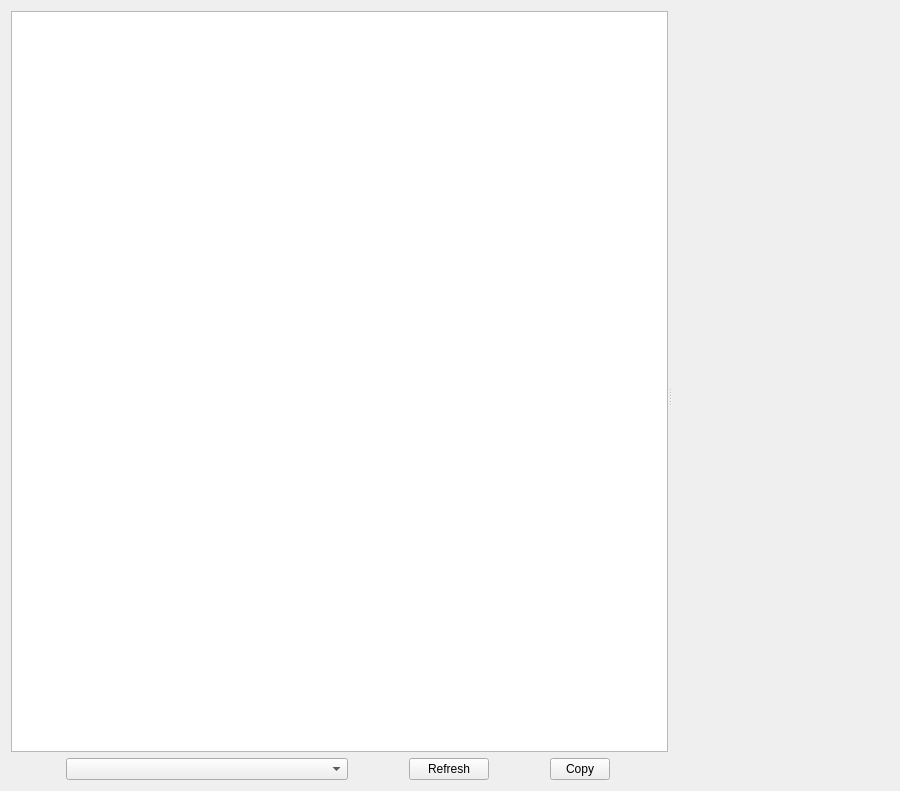
Qt form nplab/ui/hdf5_browser.ui (nanophotonics/nplab) before a commit.
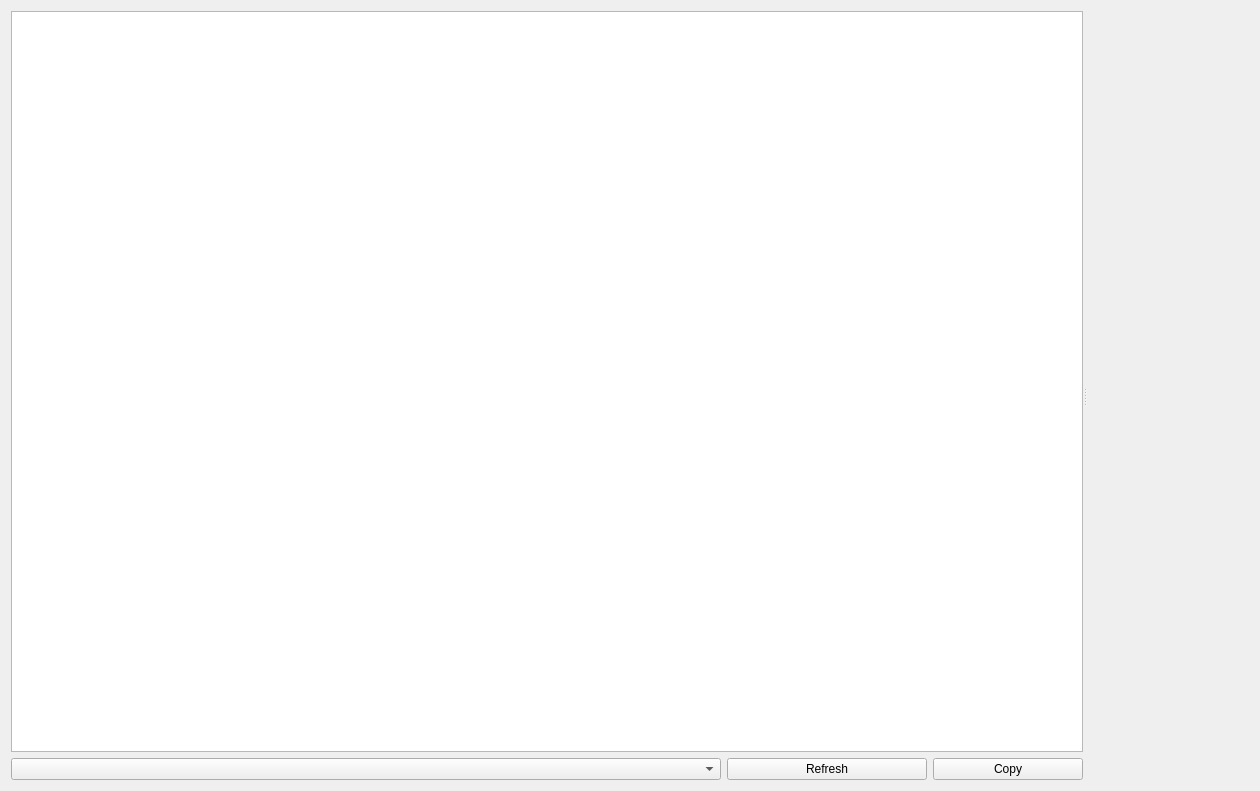
The same form after that commit.

The edit to the form file:
```diff
--- a/nplab/ui/hdf5_browser.ui
+++ b/nplab/ui/hdf5_browser.ui
@@ -9,7 +9,7 @@
    <rect>
     <x>0</x>
     <y>0</y>
-    <width>900</width>
+    <width>1260</width>
     <height>791</height>
    </rect>
   </property>
@@ -94,20 +94,20 @@
             <bool>true</bool>
            </property>
            <property name="sizePolicy">
-            <sizepolicy hsizetype="Expanding" vsizetype="Fixed">
+            <sizepolicy hsizetype="MinimumExpanding" vsizetype="Fixed">
              <horstretch>1</horstretch>
              <verstretch>0</verstretch>
             </sizepolicy>
            </property>
            <property name="minimumSize">
             <size>
-             <width>150</width>
+             <width>300</width>
              <height>0</height>
             </size>
            </property>
            <property name="maximumSize">
             <size>
-             <width>282</width>
+             <width>10000</width>
              <height>16777215</height>
             </size>
            </property>
@@ -121,6 +121,12 @@
              <verstretch>0</verstretch>
             </sizepolicy>
            </property>
+           <property name="minimumSize">
+            <size>
+             <width>200</width>
+             <height>0</height>
+            </size>
+           </property>
            <property name="text">
             <string>Refresh</string>
            </property>
@@ -136,7 +142,7 @@
            </property>
            <property name="minimumSize">
             <size>
-             <width>50</width>
+             <width>150</width>
              <height>0</height>
             </size>
            </property>
```
